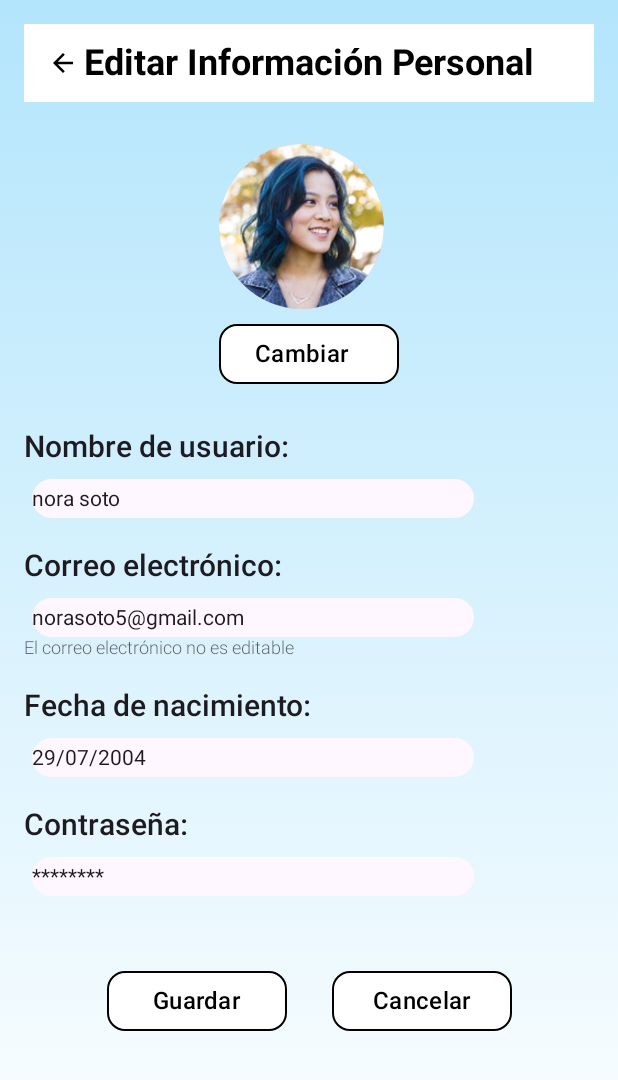
After one commit to eddn-dev/TibiBalanceApp, an Android app built with Jetpack Compose: the @Preview function FeatureEditProfileScreenPreview, on a phone screen of 412 x 824 dp. The commit adds this screen. Shown: the top 1080 px of the screen. Run offline under Robolectric (Android 15) with nearby library versions, the phone set to English and light mode, and no system bars.

Commit message:
Edit Profile Feature
Falta agregar algunos componentes:
- Boton de editar (lapiz)
- Icono de calendario
- Navbar

```diff
--- a/app/build.gradle.kts
+++ b/app/build.gradle.kts
@@ -43,7 +43,8 @@ android {
 }
 
 dependencies {
-    implementation("androidx.compose.material3:material3-icons-extended:1.2.0-alpha03")
+    //implementation("androidx.compose.material3:material3-icons-extended:1.2.0-alpha03")
+    implementation("androidx.compose.foundation:foundation-layout:1.6.0")
     implementation("androidx.compose.material:material-icons-extended:<versión>")
     implementation("androidx.compose.material:material-icons-extended:1.5.4")
     implementation(platform("com.google.firebase:firebase-bom:33.13.0"))
--- a/app/src/main/java/com/app/tibibalance/ui/components/SecondaryButton.kt
+++ b/app/src/main/java/com/app/tibibalance/ui/components/SecondaryButton.kt
@@ -26,7 +26,8 @@ fun SecondaryButton(
         enabled = enabled,
         shape = RoundedCornerShape(12.dp),
         colors = ButtonDefaults.outlinedButtonColors(
-            contentColor = Color.Black
+            contentColor = Color.Black,
+            containerColor = Color.White
         ),
         border = BorderStroke(1.dp, Color.Black)
     ) {
--- /dev/null
+++ b/app/src/main/java/com/app/tibibalance/ui/preview/FeatureEditProfileScreenPreview.kt
@@ -0,0 +1,11 @@
+package com.app.tibibalance.ui.preview
+
+import androidx.compose.runtime.Composable
+import androidx.compose.ui.tooling.preview.Preview
+import com.app.tibibalance.ui.screens.FeatureEditProfileScreen
+
+@Preview
+@Composable
+fun FeatureEditProfileScreenPreview() {
+    FeatureEditProfileScreen()
+}
--- /dev/null
+++ b/app/src/main/java/com/app/tibibalance/ui/screens/FeatureEditProfileScreen.kt
@@ -0,0 +1,129 @@
+package com.app.tibibalance.ui.screens
+
+import androidx.compose.foundation.layout.Box
+import androidx.compose.foundation.layout.Column
+import androidx.compose.foundation.layout.Row
+import androidx.compose.foundation.layout.fillMaxSize
+import androidx.compose.foundation.layout.fillMaxWidth
+import androidx.compose.foundation.layout.padding
+import androidx.compose.foundation.layout.wrapContentHeight
+import androidx.compose.runtime.Composable
+import androidx.compose.ui.Alignment
+import androidx.compose.ui.Modifier
+import androidx.compose.ui.graphics.Color
+import androidx.compose.ui.text.style.TextAlign
+import androidx.compose.ui.unit.dp
+import com.app.tibibalance.R
+import com.app.tibibalance.ui.components.*
+import androidx.compose.foundation.layout.Arrangement
+
+
+@Composable
+fun FeatureEditProfileScreen() {
+    //Degradado del background
+    GradientBackgroundScreen {
+        // Contenido de la pantalla
+        Box(
+            modifier = Modifier
+                .fillMaxSize()
+        ) {
+            Header(
+                title = "Editar Información Personal",
+                // Si se ingresa a esta pantalla desde los ajustes, el boton de regreso onBackClick lleva a ajustes, no a Visualizar perfil *
+                showBackButton = true,
+                onBackClick = { }, //Redireccionar a Visualizar perfil
+                profileImage = null
+            )
+            Column(
+                modifier = Modifier
+                    .align(Alignment.TopCenter)
+                    .padding(top = 80.dp)
+            ) {
+                ProfileContainer(
+                    imageResId = R.drawable.imagenprueba,
+                    size = 110.dp,
+                    contentDescription = "Foto de perfil"
+                )
+
+                // Este es otro botón? Falta el componente? <- - - - - - - - alargar componente
+                SecondaryButton(
+                    modifier = Modifier.padding(top=10.dp),
+                    text = "Cambiar Foto",
+                    onClick = { } //Cambiar Foto de perfil
+                )
+            }
+            Column(
+                modifier = Modifier.padding(top = 270.dp)
+            ) {
+                Subtitle(
+                    text = "Nombre de usuario:"
+                )
+                InputText(
+                    value = "nora soto", //Colocar el nombre del usuario desde Firebase
+                    onValueChange = {  },
+                    modifier = Modifier.padding(top = 10.dp)
+                )
+                //Falta icono de editar (lapiz)
+
+                Subtitle(
+                    text = "Correo electrónico:",
+                    modifier = Modifier.padding(top=20.dp)
+                )
+                InputText(
+                    value = "norasoto5@gmail.com", //Colocar el nombre del usuario desde Firebase
+                    onValueChange = {  },
+                    modifier = Modifier.padding(top = 10.dp)
+                )
+                Caption(
+                    text = "El correo electrónico no es editable"
+                )
+
+                Subtitle(
+                    text = "Fecha de nacimiento:",
+                    modifier = Modifier.padding(top=20.dp)
+                )
+                //Falta incono de calendario
+                InputText(
+                    value = "29/07/2004", //Colocar el nombre del usuario desde Firebase
+                    onValueChange = {  },
+                    modifier = Modifier.padding(top = 10.dp)
+                )
+                //Falta icono de editar (lapiz)
+
+                Subtitle(
+                    text = "Contraseña:",
+                    modifier = Modifier.padding(top=20.dp)
+                )
+                InputText(
+                    value = "********", //Colocar contraseña encriptada desde Firebase
+                    onValueChange = {  },
+                    modifier = Modifier
+                        .padding(top = 10.dp)
+                )
+                //Falta icono de editar (lapiz)
+                Box(modifier = Modifier.fillMaxSize()){
+                Row (
+                    modifier = Modifier
+                        .align(Alignment.TopCenter)
+                        .padding(top=50.dp), // Padding externo (alrededor de toda la fila)
+
+                    horizontalArrangement = Arrangement.spacedBy(30.dp), // Espacio entre los elementos de la fila
+                    verticalAlignment = Alignment.CenterVertically
+                ){
+                    SecondaryButton(
+                        text = "Guardar",
+                        onClick = {} //Mostrar mensaje de confirmacion o warning (si no se hicieron cambios)
+                    )
+
+                    SecondaryButton(
+                        text = "Cancelar",
+                        onClick = {} //Mostrar mensaje de alerta
+                    )
+                }
+}
+                //Agregar navbar
+            }
+        }
+    }
+
+}
--- a/app/src/main/java/com/app/tibibalance/ui/screens/FeatureForgotPasswordScreen.kt
+++ b/app/src/main/java/com/app/tibibalance/ui/screens/FeatureForgotPasswordScreen.kt
@@ -31,7 +31,6 @@ fun FeatureForgotPasswordScreen() {
             modifier = Modifier
                 .fillMaxSize()
         ) {
-            //Encabezado/Header - - - - -> Falta un componente?
             Header(
                 title = "Recuperar Contraseña",
                 showBackButton = true,
```
